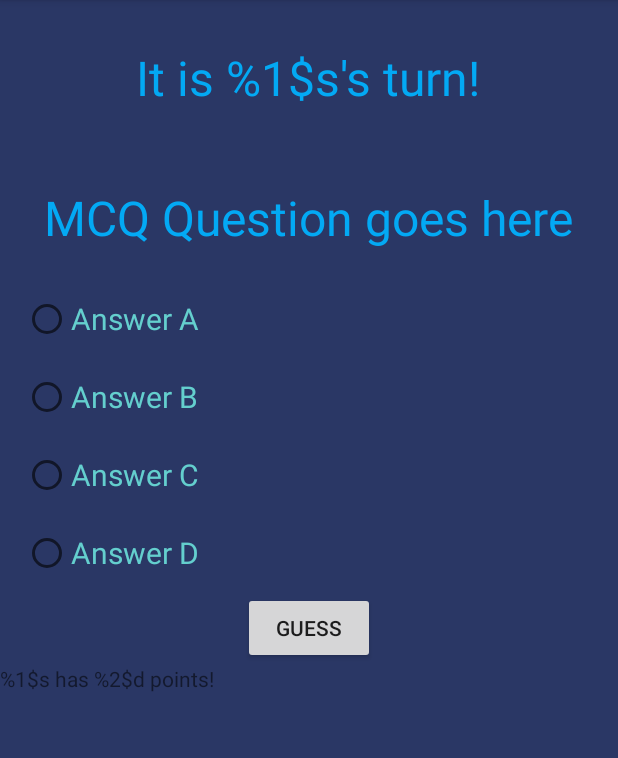
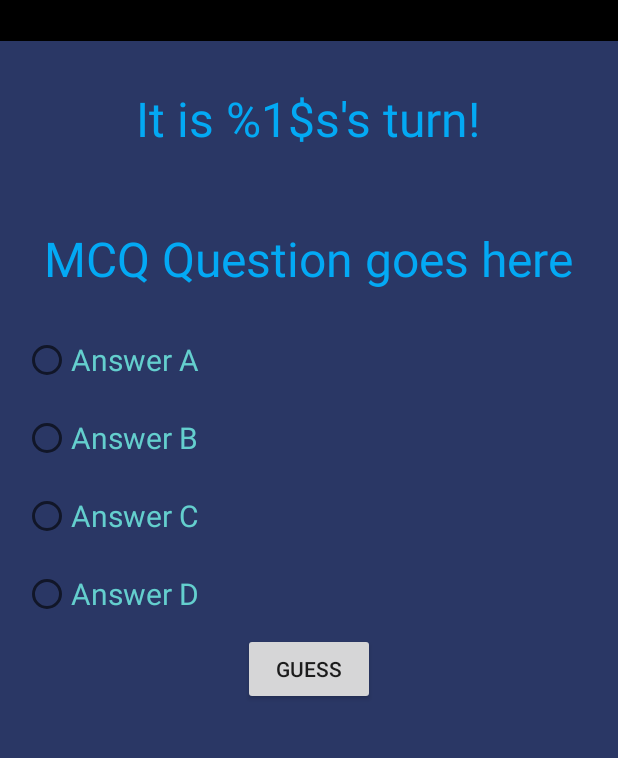
Before and after one commit to Mookiies/Quandom, an Android app: the McqActivity screen opened directly, with no data from a screen before it, on a phone screen of 412 x 824 dp, the part 84-842 px from its top. Run offline under Robolectric (Android 15) with nearby library versions, the phone set to English and light mode, and no system bars; 24 statements that could not run were skipped.

Commit message:
implemented scoreboard

```diff
--- a/app/src/main/res/layout/activity_mcq.xml
+++ b/app/src/main/res/layout/activity_mcq.xml
@@ -8,6 +8,46 @@
     android:background="#2A3765"
     android:orientation="vertical"
     tools:context=".McqActivity">
+
+    <LinearLayout
+        android:layout_width="match_parent"
+        android:layout_height="wrap_content"
+        android:orientation="horizontal"
+        android:background="#000">
+
+        <TextView
+            android:id="@+id/p1Score"
+            android:text=""
+            android:textSize="20dp"
+            android:background="@color/red"
+            android:layout_width="wrap_content"
+            android:layout_height="wrap_content"
+            android:layout_marginLeft="10dp"/>
+        <TextView
+            android:id="@+id/p2Score"
+            android:text=""
+            android:textSize="20dp"
+            android:background="@color/green"
+            android:layout_width="wrap_content"
+            android:layout_height="wrap_content"
+            android:layout_marginLeft="10dp"/>
+        <TextView
+            android:id="@+id/p3Score"
+            android:text=""
+            android:textSize="20dp"
+            android:background="@color/blue"
+            android:layout_width="wrap_content"
+            android:layout_height="wrap_content"
+            android:layout_marginLeft="10dp"/>
+        <TextView
+            android:id="@+id/p4Score"
+            android:text=""
+            android:textSize="20dp"
+            android:background="@color/blue"
+            android:layout_width="wrap_content"
+            android:layout_height="wrap_content"
+            android:layout_marginLeft="10dp"/>
+    </LinearLayout>
 
     <TextView
         android:id="@+id/currentPlayerTextView"
@@ -88,24 +128,4 @@
         android:backgroundTint="@color/colorPrimary"
         android:text="@string/guess" />
 
-    <TextView
-        android:id="@+id/player1Score"
-        android:layout_width="match_parent"
-        android:layout_height="wrap_content"
-        android:text="@string/player_score" />
-
-    <TextView
-        android:id="@+id/player2Score"
-        android:layout_width="match_parent"
-        android:layout_height="wrap_content"
-        android:text="TextView"
-        android:visibility="gone" />
-
-    <TextView
-        android:id="@+id/player3Score"
-        android:layout_width="match_parent"
-        android:layout_height="wrap_content"
-        android:text="TextView"
-        android:visibility="gone" />
-
 </LinearLayout>
--- a/app/src/main/res/layout/activity_player_selection.xml
+++ b/app/src/main/res/layout/activity_player_selection.xml
@@ -90,7 +90,7 @@
                     android:layout_gravity="center"
                     android:layout_marginStart="50dp"
                     android:inputType="text"
-                    android:maxEms="20"
+                    android:maxEms="7"
                     android:minEms="2"
                     android:text="@string/player1_placeholder"
                     android:textColor="#03A9F4" />
@@ -128,7 +128,7 @@
                     android:layout_gravity="center"
                     android:layout_marginStart="50dp"
                     android:inputType="text"
-                    android:maxEms="20"
+                    android:maxEms="7"
                     android:minEms="2"
                     android:text="@string/player2_placeholder"
                     android:textColor="#03A9F4" />
@@ -165,7 +165,7 @@
                     android:layout_gravity="center"
                     android:layout_marginStart="50dp"
                     android:inputType="text"
-                    android:maxEms="20"
+                    android:maxEms="7"
                     android:minEms="2"
                     android:text="@string/player3_placeholder" />
 
```
Also changed, not shown: app/src/main/java/com/malcolmscruggs/quandom/McqActivity.java (+45 -6 lines), app/src/main/java/com/malcolmscruggs/quandom/PlayerSelectionActivity.java (+11 -4 lines).
